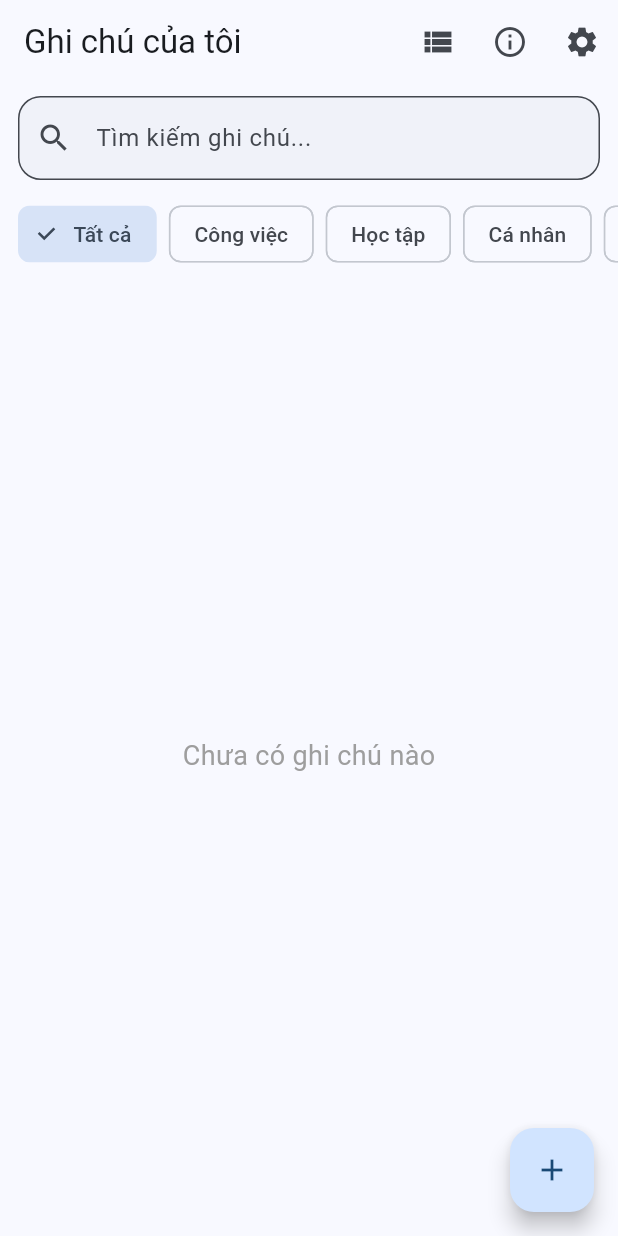
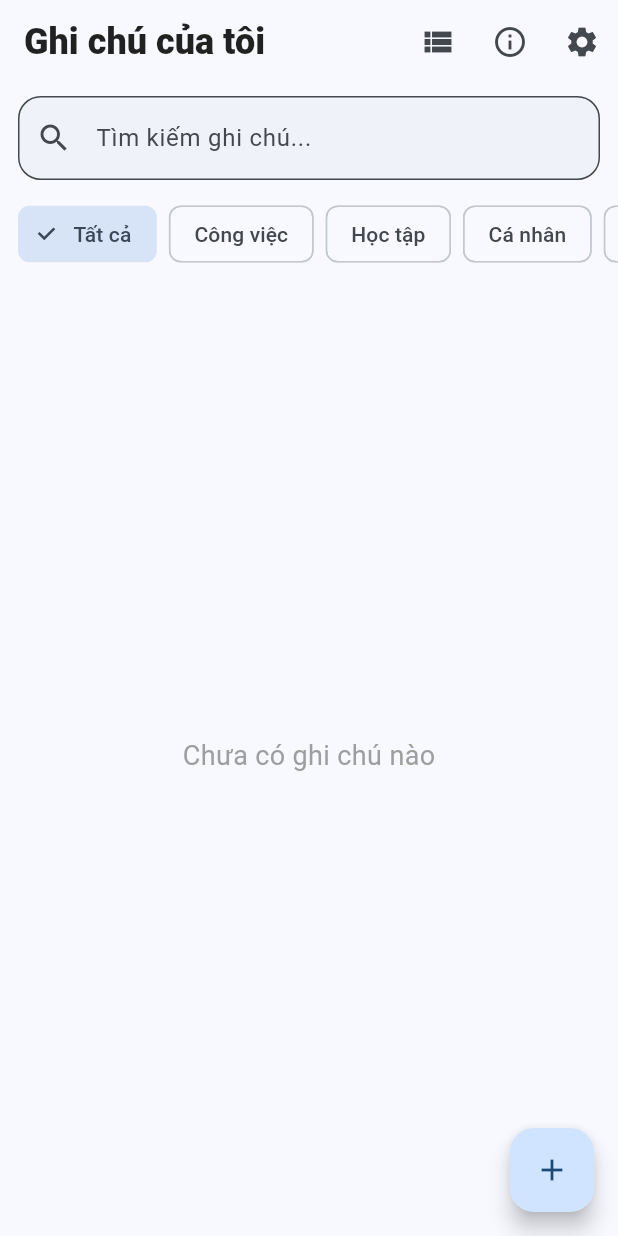
Before and after one commit to TranTu7425/2025_2_LTTBDD_N03_Nhom_20, a Flutter app: the screen it shows after launch, after a tap on "Bắt đầu ngay", on a phone screen of 412 x 824 dp. Run offline on Flutter 3.47's test engine with Material 3 defaults, Android fonts, the phone set to English and light mode, and no system bars.

Commit message:
Message: giao diện: căn trái tiêu đề appbar và tăng độ đậm font chữ

```diff
--- a/lib/main.dart
+++ b/lib/main.dart
@@ -28,6 +28,32 @@ class UngDungGhiChu extends StatelessWidget {
           seedColor: quanLy.mauChuDao,
           brightness: quanLy.laCheDoToi ? Brightness.dark : Brightness.light,
         ),
+        cardTheme: CardThemeData(
+          elevation: 0,
+          shape: RoundedRectangleBorder(
+            borderRadius: BorderRadius.circular(24),
+            side: BorderSide(
+              color: quanLy.laCheDoToi ? Colors.white10 : Colors.black.withOpacity(0.05),
+              width: 1,
+            ),
+          ),
+          color: quanLy.laCheDoToi ? const Color(0xFF1E1E1E) : Colors.white,
+        ),
+        appBarTheme: AppBarTheme(
+          centerTitle: false,
+          elevation: 0,
+          scrolledUnderElevation: 0,
+          titleTextStyle: TextStyle(
+            color: quanLy.laCheDoToi ? Colors.white : Colors.black87,
+            fontSize: 24,
+            fontWeight: FontWeight.w900,
+          ),
+        ),
+        floatingActionButtonTheme: FloatingActionButtonThemeData(
+          shape: RoundedRectangleBorder(
+            borderRadius: BorderRadius.circular(16),
+          ),
+        ),
       ),
       home: const ManHinhChao(),
     );
```
